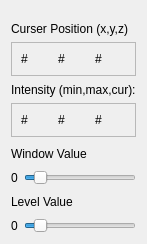
The window that tools/curser_tool/curserWidget.ui (collinli2353/SmartClick) describes before a commit, drawn with Qt 5.
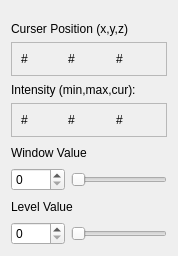
The same window after the commit.

Commit message: changed curser win & level labels to spinboxes

Patch:
```diff
--- a/tools/curser_tool/curserWidget.ui
+++ b/tools/curser_tool/curserWidget.ui
@@ -6,8 +6,8 @@
    <rect>
     <x>0</x>
     <y>0</y>
-    <width>140</width>
-    <height>244</height>
+    <width>178</width>
+    <height>256</height>
    </rect>
   </property>
   <property name="windowTitle">
@@ -144,16 +144,16 @@
    <item>
     <layout class="QHBoxLayout" name="horizontalLayout">
      <item>
-      <widget class="QLabel" name="winVal_label">
-       <property name="text">
-        <string>0</string>
+      <widget class="QSpinBox" name="winVal_spinBox">
+       <property name="maximum">
+        <number>2000</number>
        </property>
       </widget>
      </item>
      <item>
       <widget class="QSlider" name="winVal_slider">
        <property name="minimum">
-        <number>-200</number>
+        <number>0</number>
        </property>
        <property name="maximum">
         <number>2000</number>
@@ -175,16 +175,16 @@
    <item>
     <layout class="QHBoxLayout" name="horizontalLayout_3">
      <item>
-      <widget class="QLabel" name="levVal_label">
-       <property name="text">
-        <string>0</string>
+      <widget class="QSpinBox" name="levVal_spinBox">
+       <property name="maximum">
+        <number>2000</number>
        </property>
       </widget>
      </item>
      <item>
       <widget class="QSlider" name="levVal_slider">
        <property name="minimum">
-        <number>-200</number>
+        <number>0</number>
        </property>
        <property name="maximum">
         <number>2000</number>
```
The commit also changes 2 other files.
